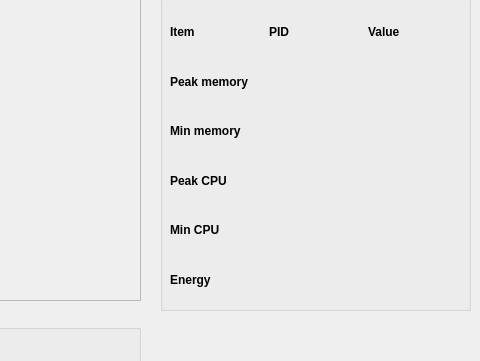
Qt form src/MonitoringProcesses/view/DataWidget.ui (jmabuin/CPM) before a commit; both pictures show x 940 to 1420 and y 240 to 601 of the 1420 by 730 pixel window.
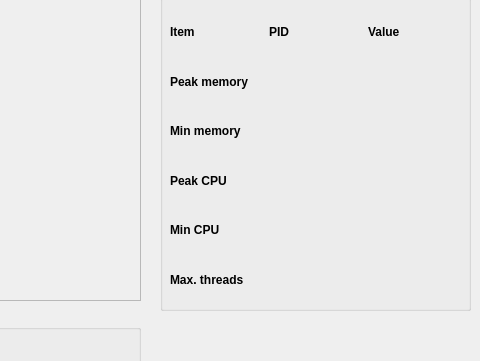
The same form after that commit. Custom widgets are drawn as their Qt base class.

Commit message: Bug fixing in showing number of threads

```diff
--- a/src/MonitoringProcesses/view/DataWidget.ui
+++ b/src/MonitoringProcesses/view/DataWidget.ui
@@ -77,20 +77,6 @@
        </property>
       </widget>
      </item>
-     <item row="1" column="1">
-      <widget class="QLabel" name="label_InfoMaxMemProcessData">
-       <property name="font">
-        <font>
-         <pointsize>8</pointsize>
-         <weight>50</weight>
-         <bold>false</bold>
-        </font>
-       </property>
-       <property name="text">
-        <string/>
-       </property>
-      </widget>
-     </item>
      <item row="0" column="2">
       <widget class="QLabel" name="label_Value">
        <property name="font">
@@ -104,60 +90,6 @@
        </property>
       </widget>
      </item>
-     <item row="4" column="1">
-      <widget class="QLabel" name="label_InfoMinCpuProcessData">
-       <property name="font">
-        <font>
-         <pointsize>8</pointsize>
-         <weight>50</weight>
-         <bold>false</bold>
-        </font>
-       </property>
-       <property name="text">
-        <string/>
-       </property>
-      </widget>
-     </item>
-     <item row="1" column="2">
-      <widget class="QLabel" name="label_InfoMaxMemData">
-       <property name="font">
-        <font>
-         <weight>50</weight>
-         <bold>false</bold>
-        </font>
-       </property>
-       <property name="text">
-        <string/>
-       </property>
-      </widget>
-     </item>
-     <item row="4" column="2">
-      <widget class="QLabel" name="label_InfoMinCpuData">
-       <property name="font">
-        <font>
-         <weight>50</weight>
-         <bold>false</bold>
-        </font>
-       </property>
-       <property name="text">
-        <string/>
-       </property>
-      </widget>
-     </item>
-     <item row="3" column="1">
-      <widget class="QLabel" name="label_InfoMaxCpuProcessData">
-       <property name="font">
-        <font>
-         <pointsize>8</pointsize>
-         <weight>50</weight>
-         <bold>false</bold>
-        </font>
-       </property>
-       <property name="text">
-        <string/>
-       </property>
-      </widget>
-     </item>
      <item row="3" column="0">
       <widget class="QLabel" name="label_InfoMaxCpu">
        <property name="font">
@@ -210,46 +142,6 @@
        </property>
       </widget>
      </item>
-     <item row="2" column="1">
-      <widget class="QLabel" name="label_InfoMinMemProcessData">
-       <property name="font">
-        <font>
-         <pointsize>8</pointsize>
-         <weight>50</weight>
-         <bold>false</bold>
-        </font>
-       </property>
-       <property name="text">
-        <string/>
-       </property>
-      </widget>
-     </item>
-     <item row="3" column="2">
-      <widget class="QLabel" name="label_InfoMaxCpuData">
-       <property name="font">
-        <font>
-         <weight>50</weight>
-         <bold>false</bold>
-        </font>
-       </property>
-       <property name="text">
-        <string/>
-       </property>
-      </widget>
-     </item>
-     <item row="2" column="2">
-      <widget class="QLabel" name="label_InfoMinMemData">
-       <property name="font">
-        <font>
-         <weight>50</weight>
-         <bold>false</bold>
-        </font>
-       </property>
-       <property name="text">
-        <string/>
-       </property>
-      </widget>
-     </item>
      <item row="4" column="0">
       <widget class="QLabel" name="label_InfoMinCpu">
        <property name="font">
@@ -272,7 +164,115 @@
         </font>
        </property>
        <property name="text">
-        <string>Energy</string>
+        <string>Max. threads</string>
+       </property>
+      </widget>
+     </item>
+     <item row="1" column="2">
+      <widget class="QLabel" name="label_InfoMaxMemProcessData">
+       <property name="font">
+        <font>
+         <pointsize>8</pointsize>
+         <weight>50</weight>
+         <bold>false</bold>
+        </font>
+       </property>
+       <property name="text">
+        <string/>
+       </property>
+      </widget>
+     </item>
+     <item row="1" column="1">
+      <widget class="QLabel" name="label_InfoMaxMemData">
+       <property name="font">
+        <font>
+         <weight>50</weight>
+         <bold>false</bold>
+        </font>
+       </property>
+       <property name="text">
+        <string/>
+       </property>
+      </widget>
+     </item>
+     <item row="2" column="2">
+      <widget class="QLabel" name="label_InfoMinMemProcessData">
+       <property name="font">
+        <font>
+         <pointsize>8</pointsize>
+         <weight>50</weight>
+         <bold>false</bold>
+        </font>
+       </property>
+       <property name="text">
+        <string/>
+       </property>
+      </widget>
+     </item>
+     <item row="2" column="1">
+      <widget class="QLabel" name="label_InfoMinMemData">
+       <property name="font">
+        <font>
+         <weight>50</weight>
+         <bold>false</bold>
+        </font>
+       </property>
+       <property name="text">
+        <string/>
+       </property>
+      </widget>
+     </item>
+     <item row="3" column="1">
+      <widget class="QLabel" name="label_InfoMaxCpuData">
+       <property name="font">
+        <font>
+         <weight>50</weight>
+         <bold>false</bold>
+        </font>
+       </property>
+       <property name="text">
+        <string/>
+       </property>
+      </widget>
+     </item>
+     <item row="3" column="2">
+      <widget class="QLabel" name="label_InfoMaxCpuProcessData">
+       <property name="font">
+        <font>
+         <pointsize>8</pointsize>
+         <weight>50</weight>
+         <bold>false</bold>
+        </font>
+       </property>
+       <property name="text">
+        <string/>
+       </property>
+      </widget>
+     </item>
+     <item row="4" column="1">
+      <widget class="QLabel" name="label_InfoMinCpuData">
+       <property name="font">
+        <font>
+         <weight>50</weight>
+         <bold>false</bold>
+        </font>
+       </property>
+       <property name="text">
+        <string/>
+       </property>
+      </widget>
+     </item>
+     <item row="4" column="2">
+      <widget class="QLabel" name="label_InfoMinCpuProcessData">
+       <property name="font">
+        <font>
+         <pointsize>8</pointsize>
+         <weight>50</weight>
+         <bold>false</bold>
+        </font>
+       </property>
+       <property name="text">
+        <string/>
        </property>
       </widget>
      </item>
```
Left out of the diff: 8 changed lines with no effect on the pictures. The commit also changes 5 other files.
